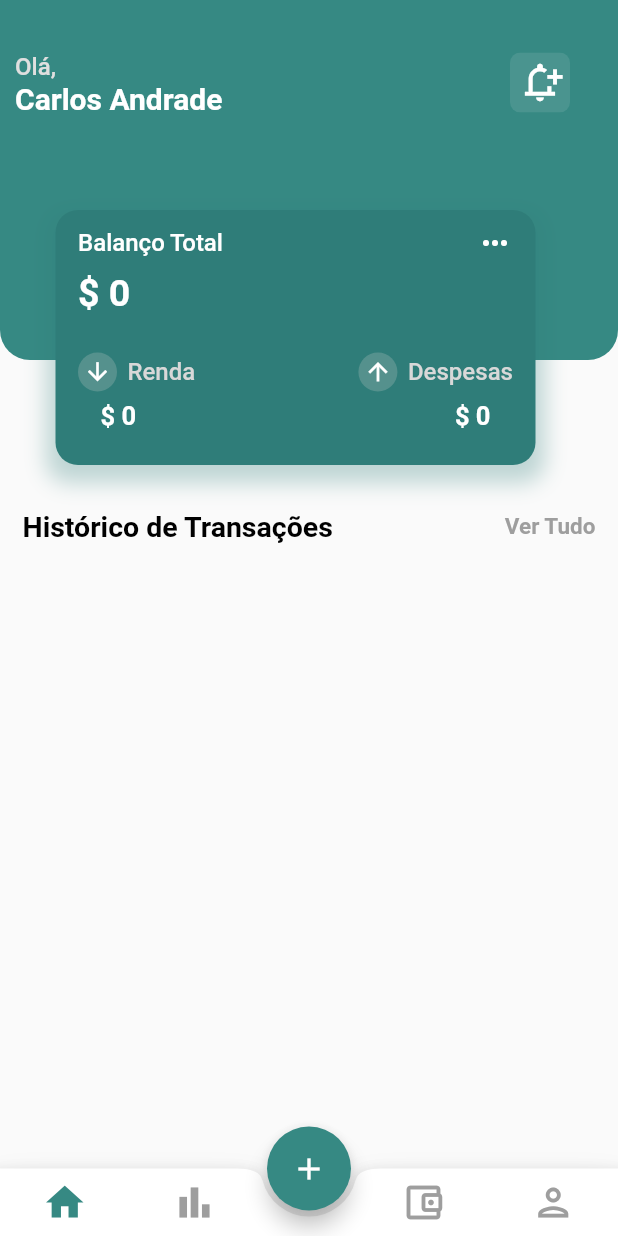
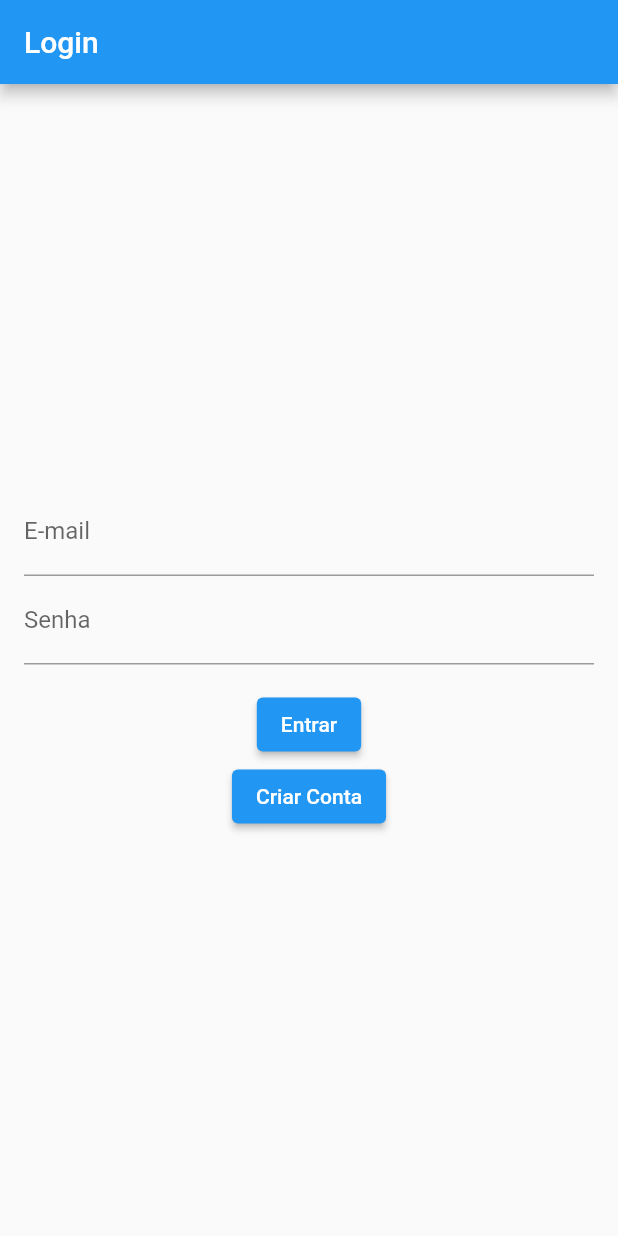
Before and after one commit to Caduzinhok/devFullStack, a Flutter app: the screen it shows after launch, on a phone screen of 412 x 824 dp. Run offline on Flutter 3.47's test engine with Material 2 defaults, Android fonts, the light colour scheme and no system bars; our stand-ins replace firebase_auth, firebase_core, hive, hive_flutter, syncfusion_flutter_charts; accounts and stored records are empty.

Commit message:
adding login page with firebase auth

```diff
--- /dev/null
+++ b/lib/Screens/login_page.dart
@@ -0,0 +1,98 @@
+import 'package:flutter/material.dart';
+import 'package:firebase_auth/firebase_auth.dart';
+import 'package:managment/Screens/home.dart';
+import 'package:managment/Screens/statistics.dart';
+import '../widgets/menu.dart';
+
+class LoginPage extends StatelessWidget {
+  final TextEditingController emailController = TextEditingController();
+  final TextEditingController passwordController = TextEditingController();
+
+  void _signInWithEmailAndPassword(BuildContext context) async {
+    try {
+      UserCredential userCredential = await FirebaseAuth.instance.signInWithEmailAndPassword(
+        email: emailController.text,
+        password: passwordController.text,
+      );
+
+      Navigator.pushReplacement(
+        context,
+        MaterialPageRoute(
+          builder: (context) => Bottom(), // Substitua "NextScreen" pelo nome da próxima tela.
+        ),
+      );
+      // Login bem-sucedido, você pode navegar para a próxima tela aqui.
+    } catch (e) {
+      print('Erro ao fazer login: $e');
+      // Trate erros de autenticação aqui (por exemplo, exiba uma mensagem de erro na tela).
+    }
+  }
+  void _createAccountWithEmailAndPassword(BuildContext context) async {
+    try {
+      UserCredential userCredential = await FirebaseAuth.instance.createUserWithEmailAndPassword(
+        email: emailController.text,
+        password: passwordController.text,
+      );
+
+      Navigator.pushReplacement(
+        context,
+        MaterialPageRoute(
+          builder: (context) => Bottom(), // Substitua "NextScreen" pelo nome da próxima tela.
+        ),
+      );
+
+      // Conta de usuário criada com sucesso, você pode navegar para a próxima tela aqui.
+    } catch (e) {
+      if (e is FirebaseAuthException) {
+        if (e.code == 'email-already-in-use') {
+          print('Este e-mail já está em uso. Por favor, tente outro.');
+          // Exiba uma mensagem de erro na tela informando que o e-mail já está em uso.
+        } else if (e.code == 'weak-password') {
+          print('Senha fraca. A senha deve ter pelo menos 6 caracteres.');
+          // Exiba uma mensagem de erro na tela informando que a senha é fraca.
+        } else {
+          print('Erro ao criar conta: ${e.message}');
+          // Trate outras exceções do FirebaseAuthException conforme necessário.
+        }
+      } else {
+        print('Erro ao criar conta: $e');
+        // Trate outras exceções que não sejam do tipo FirebaseAuthException.
+      }
+    }
+  }
+
+  @override
+  Widget build(BuildContext context) {
+    return Scaffold(
+      appBar: AppBar(
+        title: Text('Login'),
+      ),
+      body: Padding(
+        padding: EdgeInsets.all(16),
+        child: Column(
+          mainAxisAlignment: MainAxisAlignment.center,
+          children: [
+            TextFormField(
+              controller: emailController,
+              decoration: InputDecoration(labelText: 'E-mail'),
+            ),
+            TextFormField(
+              controller: passwordController,
+              obscureText: true,
+              decoration: InputDecoration(labelText: 'Senha'),
+            ),
+            SizedBox(height: 16),
+            ElevatedButton(
+              onPressed: () => _signInWithEmailAndPassword(context),
+              child: Text('Entrar'),
+            ),
+            ElevatedButton(
+              onPressed: () => _createAccountWithEmailAndPassword(context),
+              child: Text('Criar Conta'),
+            ),
+          ],
+        ),
+      ),
+    );
+  }
+}
--- a/lib/main.dart
+++ b/lib/main.dart
@@ -1,10 +1,11 @@
 import 'package:flutter/material.dart';
 import 'package:managment/Screens/home.dart';
 import 'package:managment/Screens/statistics.dart';
+import 'package:hive_flutter/hive_flutter.dart';
 import 'package:managment/widgets/menu.dart';
-import 'package:hive_flutter/hive_flutter.dart';
 import 'package:firebase_core/firebase_core.dart';
 
+import 'Screens/login_page.dart';
 import 'data/firebase_options.dart';
 
 import 'data/model/add_date.dart';
@@ -20,6 +21,7 @@ void main() async {
   await Hive.initFlutter();
   Hive.registerAdapter(AdddataAdapter());
   await Hive.openBox<Add_data>('data');
+
   runApp(const MyApp());
 }
 
@@ -30,7 +32,7 @@ class MyApp extends StatelessWidget {
   Widget build(BuildContext context) {
     return MaterialApp(
       debugShowCheckedModeBanner: false,
-      home: Bottom(),
+      home: LoginPage(),
     );
   }
 }
--- a/lib/widgets/menu.dart
+++ b/lib/widgets/menu.dart
@@ -3,6 +3,7 @@ import 'package:managment/Screens/lancamento.dart';
 import 'package:managment/Screens/home.dart';
 import 'package:managment/Screens/statistics.dart';
 import 'package:managment/Screens/category.dart';
+import 'package:firebase_core/firebase_core.dart';
 
 import '../Screens/settings.dart';
 class Bottom extends StatefulWidget {
```
